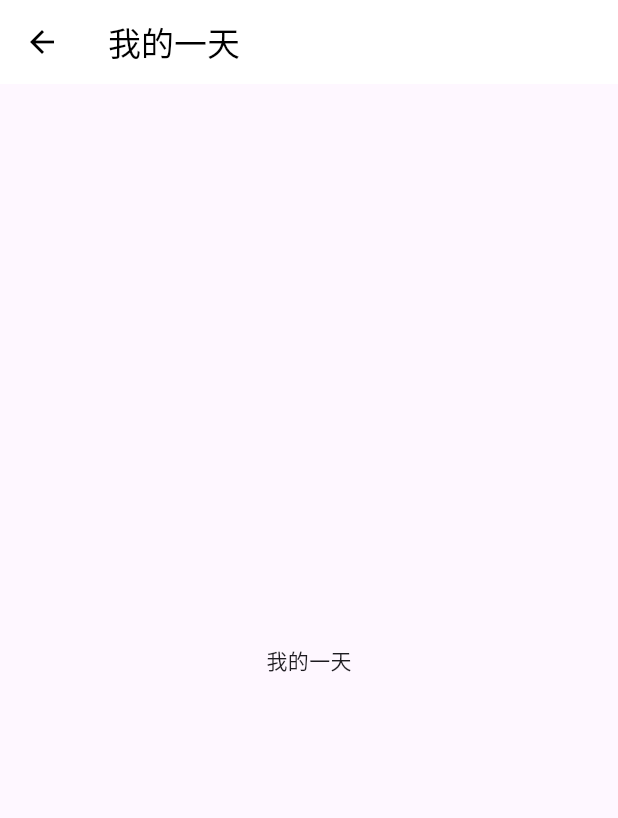
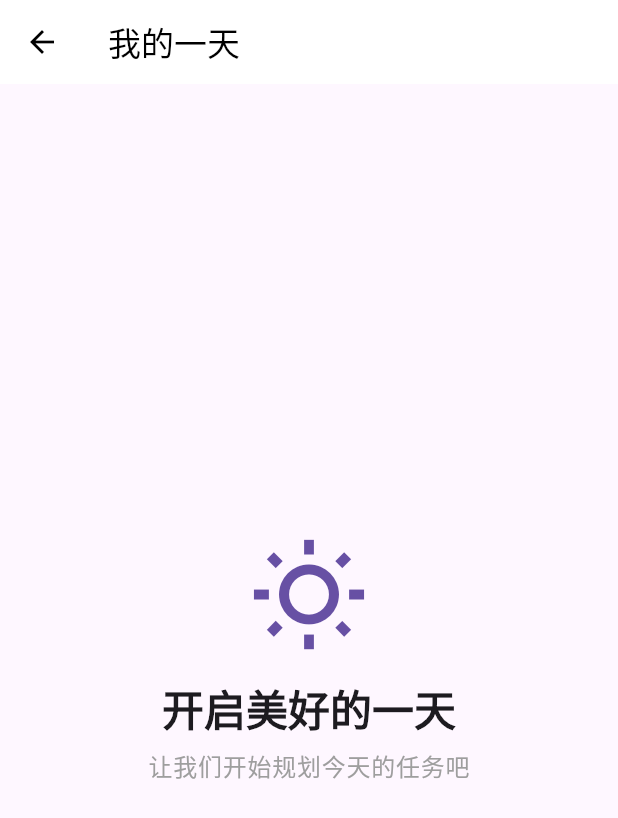
Before and after one commit to padeyao4/possible, a Flutter app: the screen it shows after launch, after a tap on "我的一天", on a phone screen of 412 x 824 dp. Shown: the top 818 px of the screen. Run offline on Flutter 3.47's test engine with Material 3 defaults, Android fonts, the phone set to English and light mode, and no system bars; our stand-ins replace faker, flutter_svg, get.

Commit message:
优化主题配置，添加国际化支持和状态管理功能

```diff
--- a/lib/main.dart
+++ b/lib/main.dart
@@ -5,49 +5,60 @@ import 'package:get/get.dart';
 import 'package:possible/page/home.dart';
 import 'package:possible/state/state.dart';
 
+/// 应用程序入口点
 void main() {
-  // 设置本地时区
+  // 确保Flutter绑定初始化
   WidgetsFlutterBinding.ensureInitialized();
   debugPrint('当前时区: ${DateTime.now().timeZoneName}');
   runApp(const MyApp());
 }
 
+/// 暗色主题配置
 ThemeData darkTheme = ThemeData.dark().copyWith(
-  colorScheme: ColorScheme.dark().copyWith(),
+  colorScheme: const ColorScheme.dark(),
+  // 禁用水波纹效果
   splashFactory: NoSplash.splashFactory,
   highlightColor: Colors.transparent,
+  // 分割线主题配置
   dividerTheme: const DividerThemeData(
     thickness: 1,
   ),
 );
 
+/// 亮色主题配置
 ThemeData lightTheme = ThemeData.light().copyWith(
-  colorScheme: ColorScheme.light().copyWith(),
+  colorScheme: const ColorScheme.light(),
+  // 分割线主题配置
   dividerTheme: const DividerThemeData(
     thickness: 0.5,
     color: Colors.grey,
   ),
+  // 禁用水波纹效果
   splashFactory: NoSplash.splashFactory,
   highlightColor: Colors.transparent,
 );
 
+/// 主应用程序组件
 class MyApp extends StatelessWidget {
   const MyApp({super.key});
 
   @override
   Widget build(BuildContext context) {
+    // Windows平台字体配置
     if (GetPlatform.isWindows) {
       darkTheme = darkTheme.copyWith(
-        textTheme:
-            ThemeData.dark().textTheme.apply(fontFamily: 'Microsoft YaHei'),
+        textTheme: ThemeData.dark().textTheme.apply(
+              fontFamily: 'Microsoft YaHei',
+            ),
       );
       lightTheme = lightTheme.copyWith(
-        textTheme:
-            ThemeData.light().textTheme.apply(fontFamily: 'Microsoft YaHei'),
+        textTheme: ThemeData.light().textTheme.apply(
+              fontFamily: 'Microsoft YaHei',
+            ),
       );
     }
 
-    // 设置状态栏颜色与背景颜色一致
+    // 设置状态栏样式
     SystemChrome.setSystemUIOverlayStyle(SystemUiOverlayStyle(
       statusBarColor: Theme.of(context).colorScheme.surface,
       statusBarIconBrightness: Theme.of(context).brightness == Brightness.light
@@ -58,21 +69,24 @@ class MyApp extends StatelessWidget {
     return GetMaterialApp(
       title: 'Possible',
       debugShowCheckedModeBanner: false,
-      localizationsDelegates: [
+      // 国际化配置
+      localizationsDelegates: const [
         GlobalMaterialLocalizations.delegate,
         GlobalWidgetsLocalizations.delegate,
-        GlobalCupertinoLocalizations.delegate
+        GlobalCupertinoLocalizations.delegate,
       ],
-      supportedLocales: [
+      supportedLocales: const [
         Locale('zh', 'CN'),
       ],
+      // 主题配置
       theme: lightTheme,
       darkTheme: darkTheme,
       themeMode: ThemeMode.light,
+      // 依赖注入
       initialBinding: BindingsBuilder(() {
         Get.put(DataController());
       }),
-      home: HomePage(),
+      home: const HomePage(),
     );
   }
 }
--- a/lib/page/today.dart
+++ b/lib/page/today.dart
@@ -7,10 +7,36 @@ class TodayPage extends StatelessWidget {
   Widget build(BuildContext context) {
     return Scaffold(
       appBar: AppBar(
-        title: Text("我的一天"),
+        title: const Text("我的一天"),
       ),
       body: Center(
-        child: Text("我的一天"),
+        child: Column(
+          mainAxisAlignment: MainAxisAlignment.center,
+          children: [
+            // 添加一个漂亮的图标
+            Icon(
+              Icons.wb_sunny_outlined,
+              size: 80,
+              color: Theme.of(context).primaryColor,
+            ),
+            const SizedBox(height: 16),
+            // 欢迎文本
+            Text(
+              "开启美好的一天",
+              style: Theme.of(context).textTheme.headlineMedium?.copyWith(
+                    fontWeight: FontWeight.bold,
+                  ),
+            ),
+            const SizedBox(height: 8),
+            // 副标题
+            Text(
+              "让我们开始规划今天的任务吧",
+              style: Theme.of(context).textTheme.bodyLarge?.copyWith(
+                    color: Colors.grey,
+                  ),
+            ),
+          ],
+        ),
       ),
     );
   }
--- a/lib/state/state.dart
+++ b/lib/state/state.dart
@@ -2,43 +2,61 @@ import 'package:flutter/material.dart';
 import 'package:get/state_manager.dart';
 import 'package:possible/model/node.dart';
 
+/// 数据控制器，负责管理应用程序的状态
 class DataController extends GetxController {
+  /// 项目列表，使用RxList包装以实现响应式
   final projects = RxList<Rx<Plan>>();
+
+  /// 待办事项列表，使用RxList包装以实现响应式
   final backlogs = RxList<Rx<Plan>>();
-  var scaffoldKey = GlobalKey<ScaffoldState>();
-  var isDetailOpen = false.obs;
 
+  /// Scaffold的全局key，用于控制抽屉的开关
+  final scaffoldKey = GlobalKey<ScaffoldState>();
+
+  /// 详情面板的开关状态
+  final isDetailOpen = false.obs;
+
+  /// 清空所有数据
   void cleanAll() {
     projects.clear();
     backlogs.clear();
-    update();
+    update(); // 通知UI更新
   }
 
+  /// 打开详情面板
   void openDetail() {
     isDetailOpen.value = true;
     scaffoldKey.currentState?.openEndDrawer();
   }
 
+  /// 关闭详情面板
   void closeDetail() {
     isDetailOpen.value = false;
     scaffoldKey.currentState?.closeEndDrawer();
   }
 
+  /// 更新待办事项
+  /// [plan] 需要更新的计划对象
   void updateBacklog(Plan plan) {
     var index = backlogs.indexWhere((element) => element.value.id == plan.id);
     if (index != -1) {
       backlogs[index].value = plan;
-      backlogs[index].refresh();
+      backlogs[index].refresh(); // 刷新单个对象的状态
     }
   }
 
+  /// 切换详情面板的显示状态
   void changeDetailState() {
     if (scaffoldKey.currentState != null) {
-      scaffoldKey.currentState!.isEndDrawerOpen
-          ? scaffoldKey.currentState!.closeEndDrawer()
-          : scaffoldKey.currentState!.openEndDrawer();
+      // 根据当前抽屉状态执行相应操作
+      if (scaffoldKey.currentState!.isEndDrawerOpen) {
+        scaffoldKey.currentState!.closeEndDrawer();
+      } else {
+        scaffoldKey.currentState!.openEndDrawer();
+      }
       isDetailOpen.value = scaffoldKey.currentState!.isEndDrawerOpen;
     } else {
+      // 如果scaffoldState为空，仅切换状态值
       isDetailOpen.value = !isDetailOpen.value;
     }
   }
```
